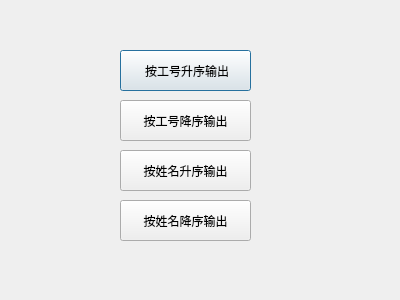
First picture: the form in managerinfo_overall.ui, repository ZzzAmy/bookstore, before the edit.
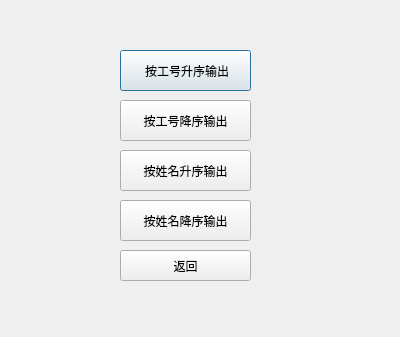
Second picture: the form after the edit.

Patch:
```diff
--- a/managerinfo_overall.ui
+++ b/managerinfo_overall.ui
@@ -7,7 +7,7 @@
     <x>0</x>
     <y>0</y>
     <width>400</width>
-    <height>300</height>
+    <height>337</height>
    </rect>
   </property>
   <property name="windowTitle">
@@ -65,6 +65,19 @@
     <string>按姓名降序输出</string>
    </property>
   </widget>
+  <widget class="QPushButton" name="pushButton_5">
+   <property name="geometry">
+    <rect>
+     <x>120</x>
+     <y>250</y>
+     <width>131</width>
+     <height>31</height>
+    </rect>
+   </property>
+   <property name="text">
+    <string>返回</string>
+   </property>
+  </widget>
  </widget>
  <resources/>
  <connections/>
```
